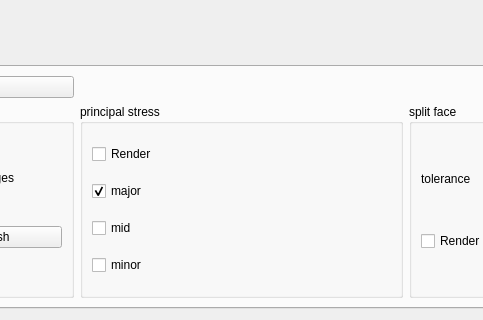
The window that MeshShell/widgets/meshwidget.ui (Rupemgera/MeshShell) describes before a commit, drawn with Qt 5; both pictures show x 272 to 755 and y 553 to 873 of the 1027 by 873 pixel window.
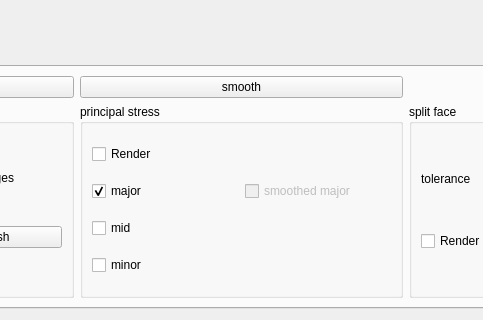
The same window after the commit. The open tabs and pages were chosen to show the change. Custom widgets are drawn as their Qt base class.

Commit message: modify smooth vector field 2019-10-15

Patch:
```diff
--- a/MeshShell/widgets/meshwidget.ui
+++ b/MeshShell/widgets/meshwidget.ui
@@ -329,7 +329,7 @@
           <string>principal stress</string>
          </property>
          <layout class="QGridLayout" name="gridLayout_5">
-          <item row="1" column="1">
+          <item row="2" column="1">
            <widget class="QCheckBox" name="checkBox_major">
             <property name="text">
              <string>major</string>
@@ -346,23 +346,40 @@
             </property>
            </widget>
           </item>
-          <item row="2" column="1">
+          <item row="3" column="1">
            <widget class="QCheckBox" name="checkBox_mid">
             <property name="text">
              <string>mid</string>
             </property>
            </widget>
           </item>
-          <item row="3" column="1">
+          <item row="4" column="1">
            <widget class="QCheckBox" name="checkBox_minor">
             <property name="text">
              <string>minor</string>
             </property>
            </widget>
           </item>
+          <item row="2" column="2">
+           <widget class="QCheckBox" name="checkBox_smoothed_major">
+            <property name="enabled">
+             <bool>false</bool>
+            </property>
+            <property name="text">
+             <string>smoothed major</string>
+            </property>
+           </widget>
+          </item>
          </layout>
         </widget>
        </item>
+       <item row="0" column="1">
+        <widget class="QPushButton" name="pushButton_smooth">
+         <property name="text">
+          <string>smooth</string>
+         </property>
+        </widget>
+       </item>
       </layout>
      </widget>
      <widget class="QWidget" name="tab_actors">
```
The commit also changes 11 other files.
